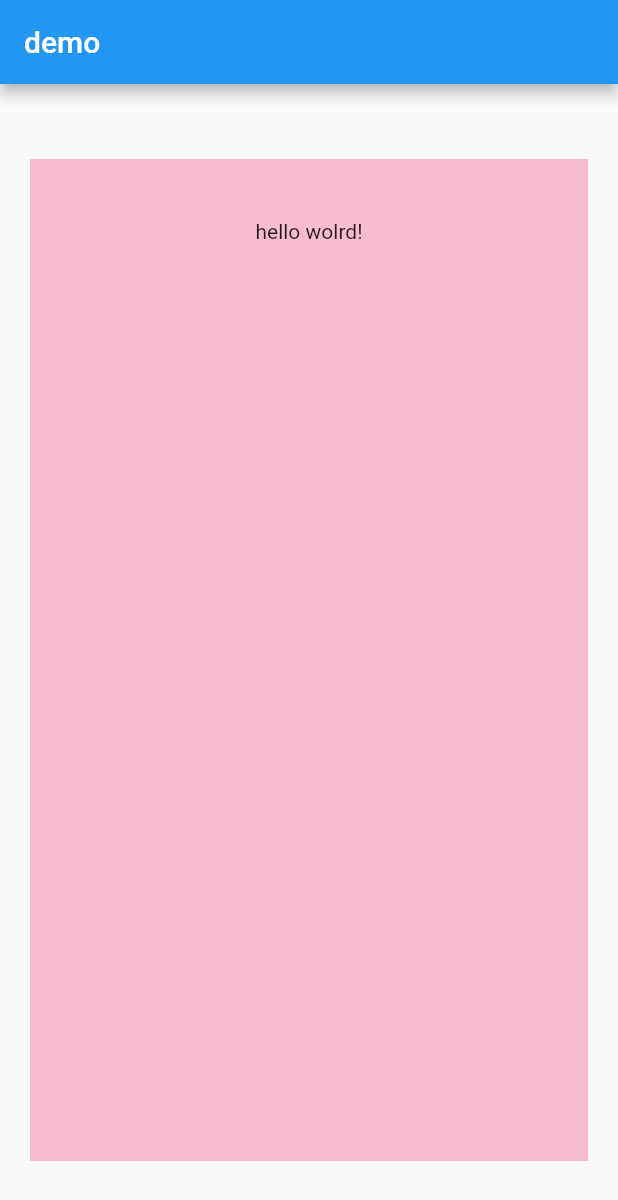
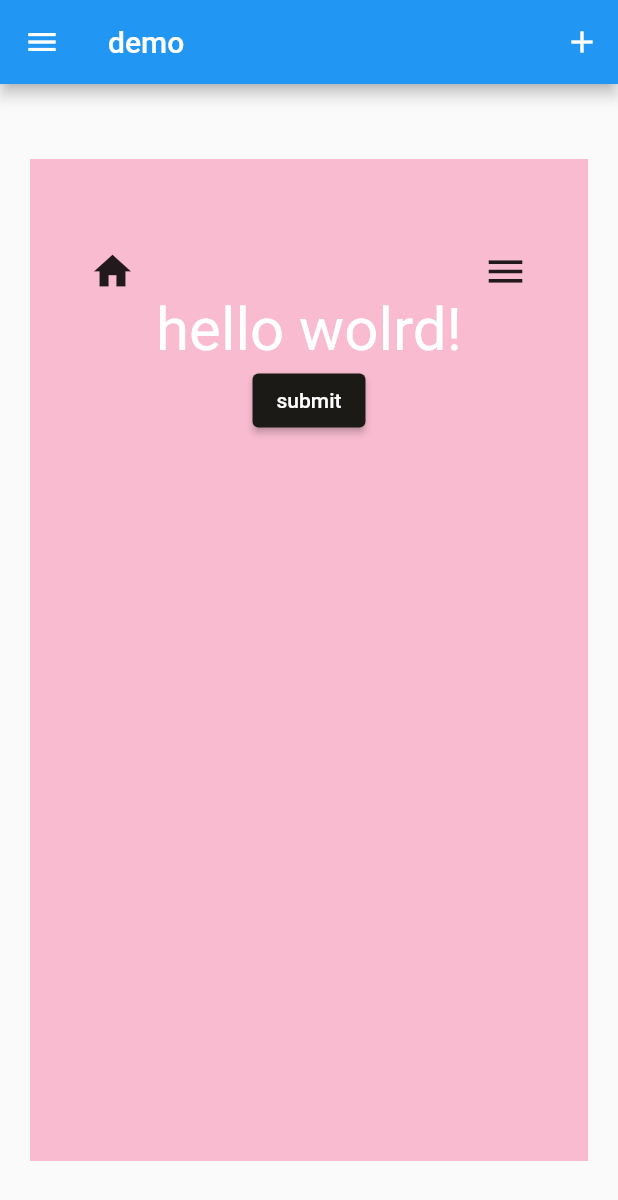
Before and after one commit to sushmitamaurya/demo_app, a Flutter app: the screen it shows after launch, on a phone screen of 412 x 824 dp. Shown: the top 1200 px of the screen. Run offline on Flutter 3.47's test engine with Material 2 defaults, Android fonts, the phone set to English and light mode, and no system bars.

Commit message:
home changes

```diff
--- a/lib/homePage.dart
+++ b/lib/homePage.dart
@@ -8,7 +8,11 @@ class HomePage extends StatelessWidget {
   @override
   Widget build(BuildContext context) {
     return Scaffold(
-      appBar: AppBar(title: Text('demo')),
+      appBar: AppBar(
+        title: Text('demo'),
+        actions: [IconButton(onPressed: () {}, icon: Icon(Icons.add))],
+      ),
+      drawer: Drawer(),
       body: Center(
         child: Container(
           margin: EdgeInsets.symmetric(horizontal: 20, vertical: 50),
@@ -18,7 +22,32 @@ class HomePage extends StatelessWidget {
           color: Colors.pink[100],
           child: Column(
             children: [
-              Text("hello wolrd!"),
+              //Image(image: AssetImage('assets/Images/car.webp')),
+              SizedBox(
+                height: 20,
+              ),
+              Row(
+                mainAxisAlignment: MainAxisAlignment.spaceBetween,
+                children: [
+                  Icon(
+                    Icons.home,
+                    size: 30,
+                  ),
+                  Icon(
+                    Icons.menu,
+                    size: 30,
+                  ),
+                ],
+              ),
+              Text(
+                "hello wolrd!",
+                style: TextStyle(color: Colors.white, fontSize: 40),
+              ),
+              ElevatedButton(
+                onPressed: () {},
+                child: Text("submit"),
+                style: ElevatedButton.styleFrom(primary: Color(0xff1B1A17)),
+              )
             ],
           ),
         ),
--- a/lib/main.dart
+++ b/lib/main.dart
@@ -13,6 +13,7 @@ class MyApp extends StatelessWidget {
   @override
   Widget build(BuildContext context) {
     return MaterialApp(
+      debugShowCheckedModeBanner: false,
       title: 'Flutter Demo',
       theme: ThemeData(
         primarySwatch: Colors.blue,
--- a/pubspec.yaml
+++ b/pubspec.yaml
@@ -60,8 +60,8 @@ flutter:
   uses-material-design: true
 
   # To add assets to your application, add an assets section, like this:
-  # assets:
-  #   - images/a_dot_burr.jpeg
+  assets:
+    - assets/
   #   - images/a_dot_ham.jpeg
 
   # An image asset can refer to one or more resolution-specific "variants", see
```
Also changed, not shown: assets/Images/car.webp (added).
